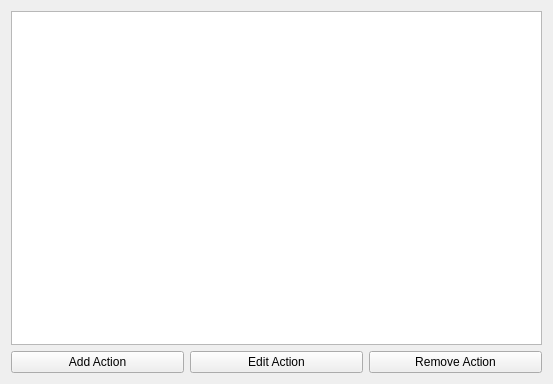
Before: the Qt Designer form solid/solid-actions-kcm/solid-actions.ui in RJVB/kdm5.prev, drawn with Qt 5.
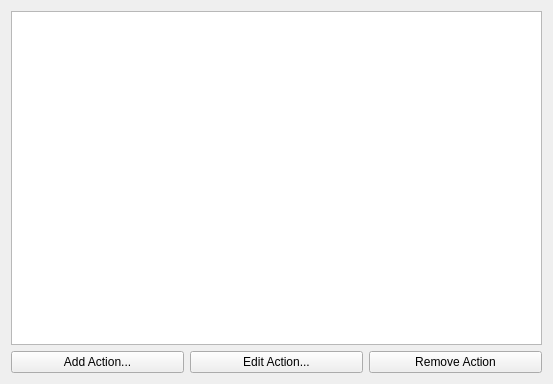
After: the same form once the commit is applied. Custom widgets are drawn as their Qt base class.

Diff of the .ui file:
```diff
--- a/solid/solid-actions-kcm/solid-actions.ui
+++ b/solid/solid-actions-kcm/solid-actions.ui
@@ -18,14 +18,14 @@
      <item row="0" column="0" >
       <widget class="KPushButton" name="PbAddAction" >
        <property name="text" >
-        <string>Add Action</string>
+        <string>Add Action...</string>
        </property>
       </widget>
      </item>
      <item row="0" column="1" >
       <widget class="KPushButton" name="PbEditAction" >
        <property name="text" >
-        <string>Edit Action</string>
+        <string>Edit Action...</string>
        </property>
       </widget>
      </item>
```
